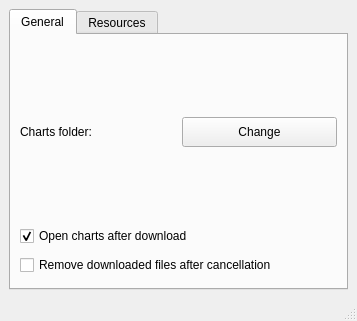
Above: src/settingswindow.ui from abdullah-radwan/ChartsFinder2 before the change. Below: the same form after it.
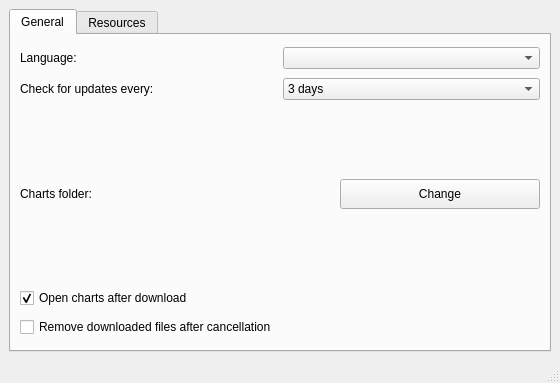
That is the form after the change. Icons and pictures are not drawn.

```diff
--- a/src/settingswindow.ui
+++ b/src/settingswindow.ui
@@ -6,13 +6,16 @@
    <rect>
     <x>0</x>
     <y>0</y>
-    <width>357</width>
-    <height>321</height>
+    <width>560</width>
+    <height>383</height>
    </rect>
   </property>
   <property name="windowTitle">
    <string>Settings - Charts Finder</string>
   </property>
+  <property name="tabShape">
+   <enum>QTabWidget::Rounded</enum>
+  </property>
   <widget class="QWidget" name="centralwidget">
    <layout class="QVBoxLayout" name="verticalLayout">
     <item>
@@ -25,6 +28,55 @@
         <string>General</string>
        </attribute>
        <layout class="QVBoxLayout" name="verticalLayout_2">
+        <item>
+         <layout class="QHBoxLayout" name="langLayout">
+          <item>
+           <widget class="QLabel" name="langLabel">
+            <property name="text">
+             <string>Language:</string>
+            </property>
+           </widget>
+          </item>
+          <item>
+           <widget class="QComboBox" name="langCombo"/>
+          </item>
+         </layout>
+        </item>
+        <item>
+         <layout class="QHBoxLayout" name="updatesLayout">
+          <item>
+           <widget class="QLabel" name="updatesLabel">
+            <property name="text">
+             <string>Check for updates every:</string>
+            </property>
+           </widget>
+          </item>
+          <item>
+           <widget class="QComboBox" name="updatesCombo">
+            <item>
+             <property name="text">
+              <string>3 days</string>
+             </property>
+            </item>
+            <item>
+             <property name="text">
+              <string>7 days</string>
+             </property>
+            </item>
+            <item>
+             <property name="text">
+              <string>14 days</string>
+             </property>
+            </item>
+            <item>
+             <property name="text">
+              <string>Never</string>
+             </property>
+            </item>
+           </widget>
+          </item>
+         </layout>
+        </item>
         <item>
          <layout class="QHBoxLayout" name="pathLayout">
           <item>
```
Left out of the diff: 28 changed lines with no effect on the pictures.
